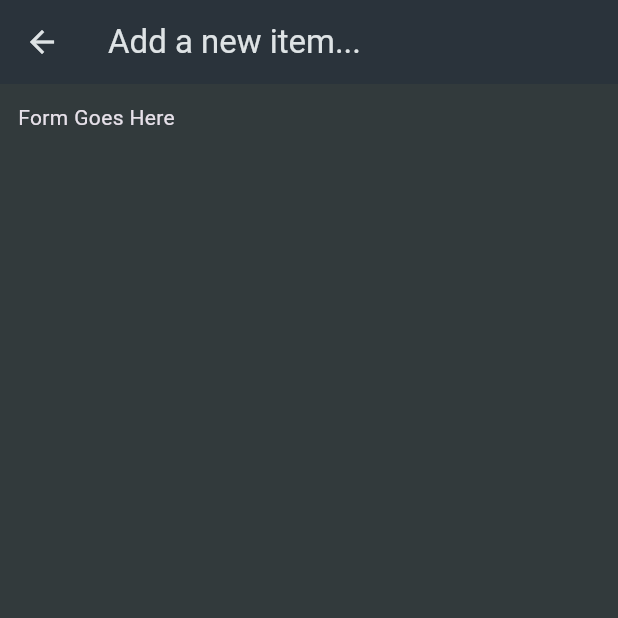
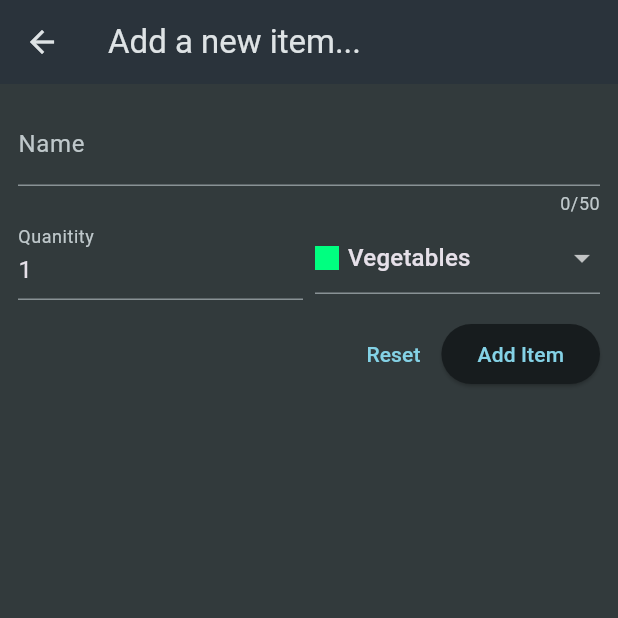
Before and after one commit to IdkBored-d/shopping_list_fa2025, a Flutter app: the NewItem screen opened directly, on a phone screen of 412 x 824 dp, the top half of it. Run offline on Flutter 3.47's test engine with Material 3 defaults, Android fonts, the phone set to English and light mode, and no system bars.

Commit message:
Finished validators for inputs and button for add items

```diff
--- a/lib/main.dart
+++ b/lib/main.dart
@@ -1,5 +1,5 @@
 import 'package:flutter/material.dart';
-import 'package:shopping_list_fa2025/widgets/grocery_item.dart';
+import 'package:shopping_list_fa2025/widgets/grocery_list.dart';
 
 void main() {
   runApp(const MyApp());
--- a/lib/widgets/new_item.dart
+++ b/lib/widgets/new_item.dart
@@ -1,4 +1,5 @@
 import 'package:flutter/material.dart';
+import 'package:shopping_list_fa2025/data/categories.dart';
 
 class NewItem extends StatefulWidget{
   const NewItem({super.key});
@@ -16,8 +17,75 @@ class _NewItemState extends State<NewItem>{
         title: Text("Add a new item..."),
       ),
       body: Padding(padding: EdgeInsets.all(12),
-      child: Text("Form Goes Here"),
-      )
+      child: Form(
+        child: Column( children: [
+          TextFormField(
+            maxLength: 50,
+            decoration: InputDecoration(
+              label: Text('Name')),
+              validator: (value){
+                if(value==null ||
+                 value.isEmpty ||
+                  value.length <= 1 ||
+                   value.length > 50){
+                  return "Must have a name between 2 and 50 characters long!";
+                }
+                else{
+                  return null;
+                }
+              }
+            ),
+            Row(
+              crossAxisAlignment: CrossAxisAlignment.end,
+            ),
+                Row(children: [
+                Expanded(
+                  child: TextFormField(
+                    decoration: InputDecoration(
+                      label: Text("Quanitity"),
+                    ),
+                    initialValue: '1',
+                    validator: (value){
+                      if(value==null ||
+                   value.isEmpty ||
+                   int.tryParse(value) == null ||
+                   int.tryParse(value)! <= 0){
+                  return "Must have a name between 2 and 50 characters long!";
+                }
+                else{
+                  return null;
+                }
+                    },
+                  ),
+                ),
+                const SizedBox(width: 8),
+                Expanded(
+                  child: DropdownButtonFormField(items: [
+                    for(final category in categories.entries)
+                    DropdownMenuItem(child: Row(children: [
+                      Container(
+                        width: 16,
+                        height: 16,
+                        color: category.value.color,
+                      ),
+                      const SizedBox(width: 6),
+                      Text(category.value.title)
+                    ],))
+                  ],
+                   onChanged: (value){}),
+                )
+              ],),
+              const SizedBox(height: 12),
+              Row(
+                mainAxisAlignment: MainAxisAlignment.end,
+                children: [
+                TextButton(onPressed: (){}, child: const Text("Reset")),
+                ElevatedButton(onPressed: (){}, child: Text("Add Item"))
+              ],)
+        ],
+        ),
+        )
+      ),
     );
   }
 }
```
Also changed, not shown: lib/widgets/grocery_list.dart (renamed from lib/widgets/grocery_item.dart, +20 -2 lines).
